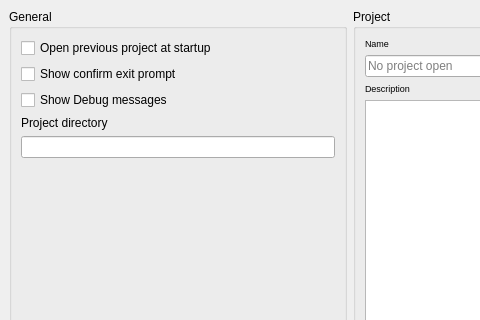
The window that spinetoolbox/ui/settings.ui (spine-tools/Spine-Toolbox) describes before a commit, drawn with Qt 5; both pictures show x 0 to 480 and y 0 to 320 of the 700 by 500 pixel window.
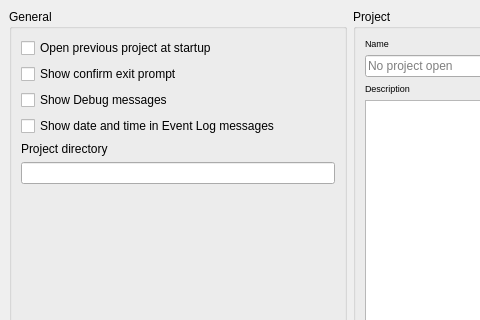
The same window after the commit.

Commit message: Issue #10 resolved. Event Log.

The edit to the form file:
```diff
--- a/spinetoolbox/ui/settings.ui
+++ b/spinetoolbox/ui/settings.ui
@@ -158,6 +158,16 @@
             </property>
            </widget>
           </item>
+          <item>
+           <widget class="QCheckBox" name="checkBox_datetime">
+            <property name="toolTip">
+             <string>&lt;html&gt;&lt;head/&gt;&lt;body&gt;&lt;p&gt;If checked, date and time string is appended into Event Log messages&lt;/p&gt;&lt;/body&gt;&lt;/html&gt;</string>
+            </property>
+            <property name="text">
+             <string>Show date and time in Event Log messages</string>
+            </property>
+           </widget>
+          </item>
           <item>
            <widget class="QLabel" name="label">
             <property name="text">
```
The commit also changes 10 other files.
